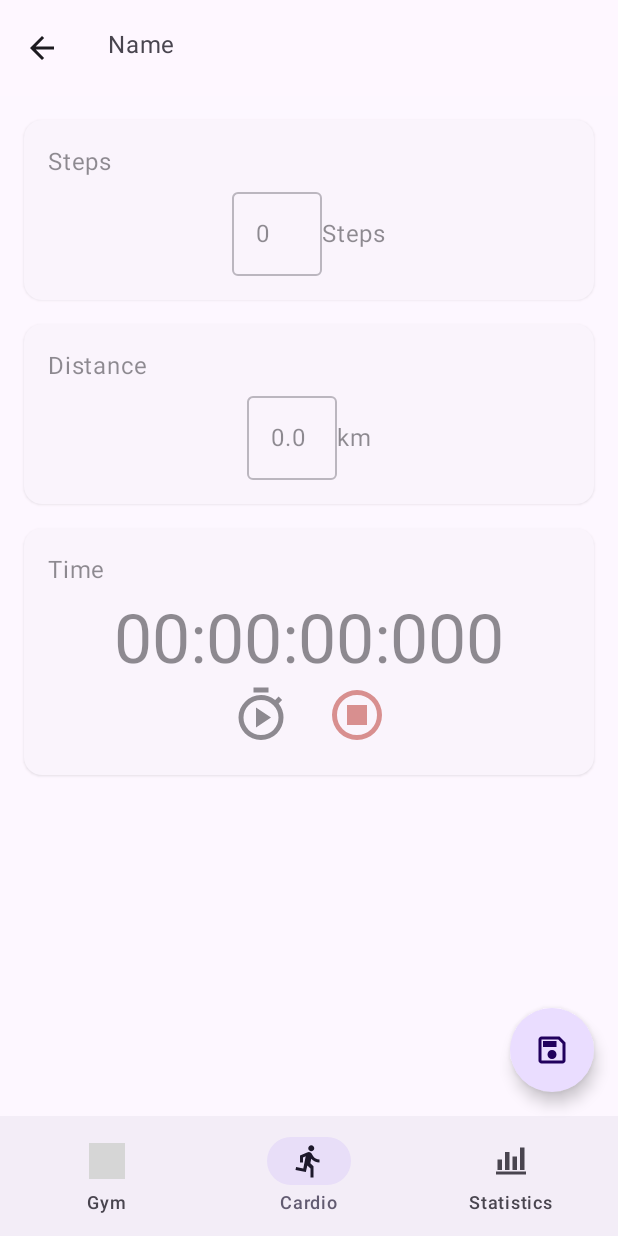
After one commit to ToniCantarella/GymTrackerApp, an Android app built with Jetpack Compose: the CreateCardioScreen screen opened through its navigation route, on a phone screen of 412 x 824 dp. The commit adds this screen. Run offline under Robolectric (Android 15) with nearby library versions, the phone set to English and light mode, and no system bars; grey boxes are pictures that could not be loaded.

Commit message:
Creating a cardio works, with a preview of the screen

```diff
--- a/app/build.gradle.kts
+++ b/app/build.gradle.kts
@@ -4,6 +4,11 @@ plugins {
     alias(libs.plugins.kotlin.compose)
     alias(libs.plugins.kotlin.serialization)
     alias(libs.plugins.ksp)
+    alias(libs.plugins.androidx.room)
+}
+
+room {
+    schemaDirectory("$projectDir/schemas")
 }
 
 android {
--- a/app/src/main/java/com/example/gymtracker/MainActivity.kt
+++ b/app/src/main/java/com/example/gymtracker/MainActivity.kt
@@ -52,6 +52,7 @@ import androidx.navigation.compose.composable
 import androidx.navigation.compose.navigation
 import androidx.navigation.compose.rememberNavController
 import com.example.gymtracker.ui.cardio.cardiolist.CardioListScreen
+import com.example.gymtracker.ui.cardio.createcario.CreateCardioScreen
 import com.example.gymtracker.ui.navigation.GymScaffold
 import com.example.gymtracker.ui.navigation.Route
 import com.example.gymtracker.ui.stats.StatsOverviewScreen
@@ -129,15 +130,24 @@ fun GymTrackerApp(
                 }
                 composable<Route.CreateSplit> {
                     CreateSplitScreen(
-                        onNavigateBack = { navController.popBackStack() },
-                        onCreate = { navController.popBackStack() }
+                        onNavigateBack = { navController.popBackStack() }
                     )
                 }
             }
 
             navigation<Route.Cardio>(startDestination = Route.CardioList) {
                 composable<Route.CardioList> {
-                    CardioListScreen()
+                    CardioListScreen(
+                        onNavigateToCreateCardio = { navController.navigate(Route.CreateCardio) }
+                    )
+                }
+                composable<Route.CardioItem> {
+
+                }
+                composable<Route.CreateCardio> {
+                    CreateCardioScreen(
+                        onNavigateBack = { navController.popBackStack() }
+                    )
                 }
             }
 
--- a/app/src/main/java/com/example/gymtracker/database/GymDatabase.kt
+++ b/app/src/main/java/com/example/gymtracker/database/GymDatabase.kt
@@ -40,7 +40,7 @@ abstract class GymDatabase : RoomDatabase() {
     abstract fun exerciseDao(): ExerciseDao
     abstract fun setDao(): SetDao
     abstract fun setSessionDao(): SetSessionDao
-    abstract fun sessionDao(): SplitSessionDao
+    abstract fun splitSessionDao(): SplitSessionDao
     abstract fun cardioDao(): CardioDao
     abstract fun cardioSessionDao(): CardioSessionDao
 }
--- a/app/src/main/java/com/example/gymtracker/database/entity/cardio/CardioEntity.kt
+++ b/app/src/main/java/com/example/gymtracker/database/entity/cardio/CardioEntity.kt
@@ -33,6 +33,7 @@ data class CardioSessionEntity(
     val id: Int = 0,
     val cardioId: Int,
     val timestamp: Instant,
-    val duration: Duration?,
-    val distance: Double?
+    val steps: Int?,
+    val distance: Double?,
+    val duration: Duration?
 )
--- a/app/src/main/java/com/example/gymtracker/di/modules.kt
+++ b/app/src/main/java/com/example/gymtracker/di/modules.kt
@@ -8,6 +8,7 @@ import com.example.gymtracker.MainViewModel
 import com.example.gymtracker.database.GymDatabase
 import com.example.gymtracker.database.repository.WorkoutRepository
 import com.example.gymtracker.ui.cardio.cardiolist.CardioListViewModel
+import com.example.gymtracker.ui.cardio.createcario.CreateCardioViewModel
 import com.example.gymtracker.ui.stats.StatsOverviewViewModel
 import com.example.gymtracker.ui.workouts.createsplit.CreateSplitViewModel
 import com.example.gymtracker.ui.workouts.split.SplitViewModel
@@ -39,7 +40,7 @@ val databaseModule = module {
     single { get<GymDatabase>().exerciseDao() }
     single { get<GymDatabase>().setDao() }
     single { get<GymDatabase>().setSessionDao() }
-    single { get<GymDatabase>().sessionDao() }
+    single { get<GymDatabase>().splitSessionDao() }
     single { get<GymDatabase>().cardioDao() }
     single { get<GymDatabase>().cardioSessionDao() }
 
@@ -49,7 +50,7 @@ val databaseModule = module {
             exerciseDao = get(),
             setDao = get(),
             setSessionDao = get(),
-            sessionDao = get(),
+            splitSessionDao = get(),
             cardioDao = get(),
             cardioSessionDao = get()
         )
@@ -62,5 +63,6 @@ val viewModelModule = module {
     viewModelOf(::CardioListViewModel)
     viewModelOf(::SplitViewModel)
     viewModelOf(::CreateSplitViewModel)
+    viewModelOf(::CreateCardioViewModel)
     viewModelOf(::StatsOverviewViewModel)
 }
--- /dev/null
+++ b/app/src/main/java/com/example/gymtracker/ui/cardio/createcario/CreateCardioScreen.kt
@@ -0,0 +1,378 @@
+package com.example.gymtracker.ui.cardio.createcario
+
+import android.annotation.SuppressLint
+import androidx.compose.foundation.background
+import androidx.compose.foundation.clickable
+import androidx.compose.foundation.interaction.MutableInteractionSource
+import androidx.compose.foundation.layout.Arrangement
+import androidx.compose.foundation.layout.Box
+import androidx.compose.foundation.layout.Column
+import androidx.compose.foundation.layout.Row
+import androidx.compose.foundation.layout.Spacer
+import androidx.compose.foundation.layout.fillMaxSize
+import androidx.compose.foundation.layout.fillMaxWidth
+import androidx.compose.foundation.layout.height
+import androidx.compose.foundation.layout.padding
+import androidx.compose.foundation.layout.size
+import androidx.compose.foundation.layout.width
+import androidx.compose.material.icons.Icons
+import androidx.compose.material.icons.automirrored.filled.ArrowBack
+import androidx.compose.material3.ElevatedCard
+import androidx.compose.material3.Icon
+import androidx.compose.material3.IconButton
+import androidx.compose.material3.LocalContentColor
+import androidx.compose.material3.MaterialTheme
+import androidx.compose.material3.OutlinedTextField
+import androidx.compose.material3.Text
+import androidx.compose.runtime.Composable
+import androidx.compose.runtime.CompositionLocalProvider
+import androidx.compose.runtime.LaunchedEffect
+import androidx.compose.runtime.collectAsState
+import androidx.compose.runtime.getValue
+import androidx.compose.runtime.mutableLongStateOf
+import androidx.compose.runtime.mutableStateOf
+import androidx.compose.runtime.remember
+import androidx.compose.runtime.setValue
+import androidx.compose.ui.Alignment
+import androidx.compose.ui.Modifier
+import androidx.compose.ui.res.dimensionResource
+import androidx.compose.ui.res.painterResource
+import androidx.compose.ui.res.stringResource
+import androidx.compose.ui.tooling.preview.Preview
+import androidx.compose.ui.unit.dp
+import androidx.compose.ui.zIndex
+import com.example.gymtracker.R
+import com.example.gymtracker.ui.navigation.ProvideFloatingActionButton
+import com.example.gymtracker.ui.navigation.ProvideTopAppBar
+import com.example.gymtracker.ui.navigation.TopBarTextField
+import com.example.gymtracker.ui.theme.GymTrackerTheme
+import com.example.gymtracker.ui.workouts.CARDIO_NAME_MAX_SIZE
+import com.example.gymtracker.utility.toDateAndTimeString
+import kotlinx.coroutines.delay
+import org.koin.androidx.compose.koinViewModel
+import java.time.Duration
+import java.time.Instant
+
+@Composable
+fun CreateCardioScreen(
+    onNavigateBack: () -> Unit,
+    viewModel: CreateCardioViewModel = koinViewModel()
+) {
+    val uiState by viewModel.uiState.collectAsState()
+
+    ProvideTopAppBar(
+        title = {
+            TopBarTextField(
+                value = uiState.name,
+                onValueChange = viewModel::onChangeName,
+                maxSize = CARDIO_NAME_MAX_SIZE
+            )
+        },
+        navigationItem = {
+            IconButton(
+                onClick = onNavigateBack
+            ) {
+                Icon(
+                    imageVector = Icons.AutoMirrored.Filled.ArrowBack,
+                    contentDescription = stringResource(R.string.back)
+                )
+            }
+        }
+    )
+
+    ProvideFloatingActionButton(
+        onClick = {
+            viewModel.onSavePressed { onNavigateBack() }
+        },
+        visible = true
+    ) {
+        Icon(
+            painter = painterResource(id = R.drawable.save),
+            contentDescription = null
+        )
+    }
+    Box{
+        CardioContent()
+        Box(
+            modifier = Modifier
+                .fillMaxSize()
+                .zIndex(1f)
+                .clickable(
+                    indication = null,
+                    interactionSource = remember { MutableInteractionSource() }
+                ){}
+                .background(
+                    MaterialTheme.colorScheme.background.copy(alpha = .5f)
+                )
+        )
+    }
+}
+
+@Composable
+private fun CardioContent(
+    previousSteps: Int? = null,
+    previousStepsTimestamp: Instant? = null,
+    steps: Int? = 0,
+    onStepsChange: (steps: Int) -> Unit = {},
+    previousDistance: Double? = null,
+    previousDistanceTimestamp: Instant? = null,
+    distance: Double? = 0.0,
+    onDistanceChange: (distance: Double) -> Unit = {},
+    previousDuration: Duration? = null,
+    previousDurationTimestamp: Instant? = null,
+    onDurationChange: (duration: Duration) -> Unit = {}
+) {
+    Column(
+        verticalArrangement = Arrangement.spacedBy(dimensionResource(id = R.dimen.padding_large)),
+        horizontalAlignment = Alignment.CenterHorizontally,
+        modifier = Modifier
+            .fillMaxSize()
+            .padding(dimensionResource(id = R.dimen.padding_large))
+    ) {
+        CardioCard(
+            title = {
+                Text(
+                    text = stringResource(id = R.string.steps)
+                )
+            },
+            subtitle = {
+                if (previousSteps != null && previousStepsTimestamp != null) {
+                    LastTimeRow(
+                        valueText = {
+                            Text(
+                                text = previousSteps.toString()
+                            )
+                        },
+                        dateText = {
+                            Text(
+                                text = previousStepsTimestamp.toDateAndTimeString()
+                            )
+                        }
+                    )
+                }
+            }
+        ) {
+            Row(
+                horizontalArrangement = Arrangement.Center,
+                verticalAlignment = Alignment.CenterVertically,
+                modifier = Modifier.fillMaxWidth()
+            ) {
+                OutlinedTextField(
+                    value = steps.toString(),
+                    onValueChange = {
+                        onStepsChange(it.toIntOrNull() ?: 0)
+                    },
+                    modifier = Modifier.width(60.dp)
+                )
+                Text(
+                    text = stringResource(id = R.string.steps)
+                )
+            }
+        }
+        CardioCard(
+            title = {
+                Text(
+                    text = stringResource(id = R.string.distance)
+                )
+            },
+            subtitle = {
+                if (previousDistance != null && previousDistanceTimestamp != null) {
+                    LastTimeRow(
+                        valueText = {
+                            Text(
+                                text = "${previousDistance}km"
+                            )
+                        },
+                        dateText = {
+                            Text(
+                                text = previousDistanceTimestamp.toDateAndTimeString()
+                            )
+                        }
+                    )
+                }
+            }
+        ) {
+            Row(
+                horizontalArrangement = Arrangement.Center,
+                verticalAlignment = Alignment.CenterVertically,
+                modifier = Modifier.fillMaxWidth()
+            ) {
+                OutlinedTextField(
+                    value = distance.toString(),
+                    onValueChange = {
+                        onDistanceChange(it.toDoubleOrNull() ?: 0.0)
+                    },
+                    modifier = Modifier.width(60.dp)
+                )
+                Text(
+                    text = "km"
+                )
+            }
+        }
+        CardioCard(
+            title = {
+                Text(
+                    text = stringResource(id = R.string.time)
+                )
+            },
+            subtitle = {
+                if (previousDuration != null && previousDurationTimestamp != null) {
+                    LastTimeRow(
+                        valueText = {
+                            Text(
+                                text = "${previousDuration}min"
+                            )
+                        },
+                        dateText = {
+                            Text(
+                                text = previousDurationTimestamp.toDateAndTimeString()
+                            )
+                        }
+                    )
+                }
+            }
+        ) {
+            StopWatch(
+                onPause = { onDurationChange(Duration.ofMillis(it)) },
+                onStop = { onDurationChange(Duration.ofMillis(it))  }
+            )
+        }
+    }
+}
+
+@SuppressLint("DefaultLocale")
+fun formatTime(ms: Long): String {
+    val totalSeconds = ms / 1000
+    val hours = totalSeconds / 3600
+    val minutes = (totalSeconds % 3600) / 60
+    val seconds = totalSeconds % 60
+    val milliseconds = ms % 1000
+    return String.format("%02d:%02d:%02d:%03d", hours, minutes, seconds, milliseconds)
+}
+
+@Composable
+private fun StopWatch(
+    onPause: (millis: Long) -> Unit,
+    onStop: (millis: Long) -> Unit,
+    modifier: Modifier = Modifier
+) {
+    var timeMillis by remember { mutableLongStateOf(0L) }
+    var isRunning by remember { mutableStateOf(false) }
+    val amount = 16L
+
+    LaunchedEffect(isRunning) {
+        while (isRunning) {
+            delay(amount)
+            timeMillis += amount
+        }
+    }
+
+    Column(
+        horizontalAlignment = Alignment.CenterHorizontally,
+        modifier = modifier.fillMaxWidth()
+    ) {
+        Text(
+            text = formatTime(timeMillis),
+            style = MaterialTheme.typography.displayMedium
+        )
+        Row(horizontalArrangement = Arrangement.spacedBy(16.dp)) {
+            if (isRunning) {
+                IconButton(
+                    onClick = {
+                        isRunning = false
+                        onPause(timeMillis)
+                    }
+                ) {
+                    Icon(
+                        painter = painterResource(id = R.drawable.timer_pause),
+                        contentDescription = null,
+                        modifier = Modifier.size(40.dp)
+                    )
+                }
+            } else {
+                IconButton(
+                    onClick = { isRunning = true }
+                ) {
+                    Icon(
+                        painter = painterResource(id = R.drawable.timer_play),
+                        contentDescription = null,
+                        modifier = Modifier.size(40.dp)
+                    )
+                }
+            }
+            IconButton(
+                onClick = {
+                    isRunning = false
+                    timeMillis = 0L
+                    onStop(timeMillis)
+                }
+            ) {
+                Icon(
+                    painter = painterResource(id = R.drawable.stop_circle),
+                    tint = MaterialTheme.colorScheme.error,
+                    contentDescription = null,
+                    modifier = Modifier.size(40.dp)
+                )
+            }
+        }
+    }
+}
+
+@Composable
+fun CardioCard(
+    title: @Composable () -> Unit,
+    subtitle: @Composable () -> Unit,
+    modifier: Modifier = Modifier,
+    content: @Composable () -> Unit
+) {
+    ElevatedCard(
+        modifier = modifier.fillMaxWidth()
+    ) {
+        Column(
+            modifier = Modifier.padding(dimensionResource(id = R.dimen.padding_large))
+        ) {
+            title()
+            subtitle()
+            Spacer(modifier = Modifier.height(dimensionResource(id = R.dimen.padding_medium)))
+            content()
+        }
+    }
+}
+
+@Composable
+private fun LastTimeRow(
+    valueText: @Composable () -> Unit,
+    dateText: @Composable () -> Unit
+) {
+    Row(
+        horizontalArrangement = Arrangement.spacedBy(dimensionResource(id = R.dimen.padding_medium)),
+        modifier = Modifier.fillMaxWidth()
+    ) {
+        CompositionLocalProvider(
+            LocalContentColor provides MaterialTheme.colorScheme.onSurface.copy(
+                alpha = .6f
+            )
+        ) {
+            valueText()
+            Icon(
+                painter = painterResource(id = R.drawable.history),
+                contentDescription = null
+            )
+            dateText()
+        }
+    }
+}
+
+@Preview(showBackground = true)
+@Composable
+private fun CreateCardioPreview() {
+    GymTrackerTheme {
+        CardioContent(
+            steps = 0,
+            onStepsChange = {},
+            distance = 0.0,
+            onDistanceChange = {},
+            onDurationChange = {}
+        )
+    }
+}
--- /dev/null
+++ b/app/src/main/java/com/example/gymtracker/ui/cardio/createcario/CreateCardioViewModel.kt
@@ -0,0 +1,36 @@
+package com.example.gymtracker.ui.cardio.createcario
+
+import androidx.lifecycle.ViewModel
+import androidx.lifecycle.viewModelScope
+import com.example.gymtracker.database.repository.WorkoutRepository
+import kotlinx.coroutines.flow.MutableStateFlow
+import kotlinx.coroutines.flow.asStateFlow
+import kotlinx.coroutines.flow.update
+import kotlinx.coroutines.launch
+
+data class CreateCardioUiState(
+    val name: String = ""
+)
+
+class CreateCardioViewModel(
+    private val workoutRepository: WorkoutRepository
+): ViewModel() {
+    private val _uiState = MutableStateFlow(CreateCardioUiState())
+    val uiState = _uiState.asStateFlow()
+
+    fun onChangeName(name: String) {
+        _uiState.update {
+            it.copy(
+                name = name
+            )
+        }
+    }
+
+    fun onSavePressed(onSave: () -> Unit) {
+        viewModelScope.launch {
+            val cardioName = uiState.value.name
+            workoutRepository.addCardio(cardioName)
+            onSave()
+        }
+    }
+}
--- a/app/src/main/java/com/example/gymtracker/ui/navigation/Routes.kt
+++ b/app/src/main/java/com/example/gymtracker/ui/navigation/Routes.kt
@@ -27,6 +27,12 @@ open class Route {
     object CardioList : Route()
 
     @Serializable
+    object CardioItem : Route()
+
+    @Serializable
+    object CreateCardio : Route()
+
+    @Serializable
     object Stats : Route()
 
     @Serializable
--- a/app/src/main/java/com/example/gymtracker/ui/workouts/SplitUtil.kt
+++ b/app/src/main/java/com/example/gymtracker/ui/workouts/SplitUtil.kt
@@ -11,6 +11,8 @@ const val MAX_SETS = 6
 const val SPLIT_NAME_MAX_SIZE = 20
 const val EXERCISE_NAME_MAX_SIZE = 20
 const val EXERCISE_DESCRIPTION_MAX_SIZE = 40
+
+const val CARDIO_NAME_MAX_SIZE = 20
 
 class SplitUtil {
 
--- a/app/src/main/java/com/example/gymtracker/ui/workouts/createsplit/CreateSplitScreen.kt
+++ b/app/src/main/java/com/example/gymtracker/ui/workouts/createsplit/CreateSplitScreen.kt
@@ -23,7 +23,6 @@ import java.util.UUID
 @Composable
 fun CreateSplitScreen(
     onNavigateBack: () -> Unit,
-    onCreate: () -> Unit,
     viewModel: CreateSplitViewModel = koinViewModel()
 ) {
     val uiState by viewModel.uiState.collectAsState()
@@ -49,7 +48,7 @@ fun CreateSplitScreen(
     )
 
     ProvideFloatingActionButton(
-        onClick = { viewModel.onCreateSplitPressed { onCreate() } },
+        onClick = { viewModel.onCreateSplitPressed { onNavigateBack() } },
         visible = uiState.exercises.last().name.isNotEmpty() && uiState.splitName.isNotEmpty()
     ) {
         Icon(
--- /dev/null
+++ b/app/src/main/res/drawable/history.xml
@@ -0,0 +1,5 @@
+<vector xmlns:android="http://schemas.android.com/apk/res/android" android:height="24dp" android:tint="#000000" android:viewportHeight="960" android:viewportWidth="960" android:width="24dp">
+
+    <path android:fillColor="@android:color/white" android:pathData="M480,840Q342,840 239.5,748.5Q137,657 122,520L204,520Q218,624 296.5,692Q375,760 480,760Q597,760 678.5,678.5Q760,597 760,480Q760,363 678.5,281.5Q597,200 480,200Q411,200 351,232Q291,264 250,320L360,320L360,400L120,400L120,160L200,160L200,254Q251,190 324.5,155Q398,120 480,120Q555,120 620.5,148.5Q686,177 734.5,225.5Q783,274 811.5,339.5Q840,405 840,480Q840,555 811.5,620.5Q783,686 734.5,734.5Q686,783 620.5,811.5Q555,840 480,840ZM592,648L440,496L440,280L520,280L520,464L648,592L592,648Z"/>
+
+</vector>
--- /dev/null
+++ b/app/src/main/res/drawable/stop_circle.xml
@@ -0,0 +1,5 @@
+<vector xmlns:android="http://schemas.android.com/apk/res/android" android:height="24dp" android:tint="#000000" android:viewportHeight="960" android:viewportWidth="960" android:width="24dp">
+
+    <path android:fillColor="@android:color/white" android:pathData="M320,640L640,640L640,320L320,320L320,640ZM480,880Q397,880 324,848.5Q251,817 197,763Q143,709 111.5,636Q80,563 80,480Q80,397 111.5,324Q143,251 197,197Q251,143 324,111.5Q397,80 480,80Q563,80 636,111.5Q709,143 763,197Q817,251 848.5,324Q880,397 880,480Q880,563 848.5,636Q817,709 763,763Q709,817 636,848.5Q563,880 480,880ZM480,800Q614,800 707,707Q800,614 800,480Q800,346 707,253Q614,160 480,160Q346,160 253,253Q160,346 160,480Q160,614 253,707Q346,800 480,800ZM480,480Q480,480 480,480Q480,480 480,480Q480,480 480,480Q480,480 480,480Q480,480 480,480Q480,480 480,480Q480,480 480,480Q480,480 480,480Z"/>
+
+</vector>
--- /dev/null
+++ b/app/src/main/res/drawable/timer_pause.xml
@@ -0,0 +1,5 @@
+<vector xmlns:android="http://schemas.android.com/apk/res/android" android:height="24dp" android:tint="#000000" android:viewportHeight="960" android:viewportWidth="960" android:width="24dp">
+
+    <path android:fillColor="@android:color/white" android:pathData="M360,120L360,40L600,40L600,120L360,120ZM480,880Q406,880 340.5,851.5Q275,823 226,774Q177,725 148.5,659.5Q120,594 120,520Q120,446 148.5,380.5Q177,315 226,266Q275,217 340.5,188.5Q406,160 480,160Q542,160 599,180Q656,200 706,238L762,182L818,238L762,294Q800,344 820,401Q840,458 840,520Q840,594 811.5,659.5Q783,725 734,774Q685,823 619.5,851.5Q554,880 480,880ZM480,800Q596,800 678,718Q760,636 760,520Q760,404 678,322Q596,240 480,240Q364,240 282,322Q200,404 200,520Q200,636 282,718Q364,800 480,800ZM480,520Q480,520 480,520Q480,520 480,520Q480,520 480,520Q480,520 480,520Q480,520 480,520Q480,520 480,520Q480,520 480,520Q480,520 480,520ZM360,680L440,680L440,360L360,360L360,680ZM520,680L600,680L600,360L520,360L520,680Z"/>
+
+</vector>
--- /dev/null
+++ b/app/src/main/res/drawable/timer_play.xml
@@ -0,0 +1,5 @@
+<vector xmlns:android="http://schemas.android.com/apk/res/android" android:height="24dp" android:tint="#000000" android:viewportHeight="960" android:viewportWidth="960" android:width="24dp">
+
+    <path android:fillColor="@android:color/white" android:pathData="M360,120L360,40L600,40L600,120L360,120ZM480,880Q406,880 340.5,851.5Q275,823 226,774Q177,725 148.5,659.5Q120,594 120,520Q120,446 148.5,380.5Q177,315 226,266Q275,217 340.5,188.5Q406,160 480,160Q542,160 599,180Q656,200 706,238L762,182L818,238L762,294Q800,344 820,401Q840,458 840,520Q840,594 811.5,659.5Q783,725 734,774Q685,823 619.5,851.5Q554,880 480,880ZM480,800Q596,800 678,718Q760,636 760,520Q760,404 678,322Q596,240 480,240Q364,240 282,322Q200,404 200,520Q200,636 282,718Q364,800 480,800ZM480,520Q480,520 480,520Q480,520 480,520Q480,520 480,520Q480,520 480,520Q480,520 480,520Q480,520 480,520Q480,520 480,520Q480,520 480,520ZM400,680L640,520L400,360L400,680Z"/>
+
+</vector>
--- a/app/src/main/res/values/strings.xml
+++ b/app/src/main/res/values/strings.xml
@@ -39,4 +39,7 @@
     <string name="clear">Clear</string>
     <string name="exercise_deletion_subtitle">Are you sure you want to delete %s?</string>
     <string name="gym">Gym</string>
+    <string name="steps">Steps</string>
+    <string name="distance">Distance</string>
+    <string name="time">Time</string>
 </resources>
--- a/gradle/libs.versions.toml
+++ b/gradle/libs.versions.toml
@@ -51,3 +51,4 @@ kotlin-android = { id = "org.jetbrains.kotlin.android", version.ref = "kotlin" }
 kotlin-compose = { id = "org.jetbrains.kotlin.plugin.compose", version.ref = "kotlin" }
 kotlin-serialization = { id = "org.jetbrains.kotlin.plugin.serialization", version.ref = "kotlin" }
 ksp = { id = "com.google.devtools.ksp", version.ref = "ksp" }
+androidx-room = { id = "androidx.room", version.ref = "room"}
```
Also changed, not shown: app/src/main/java/com/example/gymtracker/database/repository/WorkoutRepository.kt (+27 -6 lines), app/src/main/java/com/example/gymtracker/ui/cardio/cardiolist/CardioListScreen.kt (+5 -2 lines), app/src/main/java/com/example/gymtracker/ui/cardio/cardiolist/CardioListViewModel.kt (+5 -4 lines), 1 other file.
